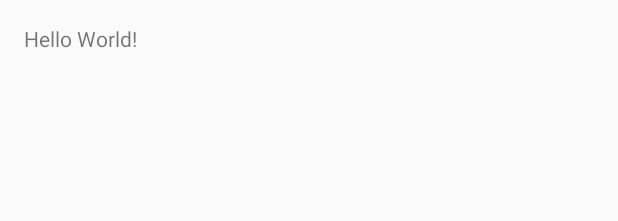
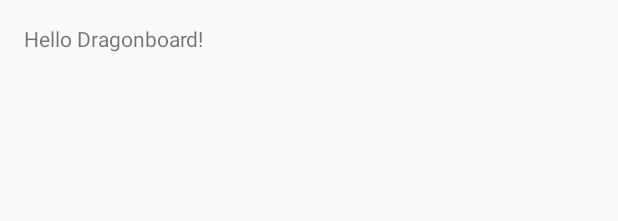
Before and after one commit to Hnakai/GitExample, an Android app: the layout activity_git_example.xml on its own in the app's theme, with its tools: preview values and no code run, on a phone screen of 412 x 824 dp. Shown: the top 221 px of the screen. Run offline under Robolectric (Android 15) with nearby library versions, the phone set to English and light mode, and no system bars.

Commit message:
Changed text

```diff
--- a/app/src/main/res/layout/activity_git_example.xml
+++ b/app/src/main/res/layout/activity_git_example.xml
@@ -1,7 +1,7 @@
 <?xml version="1.0" encoding="utf-8"?>
 <RelativeLayout xmlns:android="http://schemas.android.com/apk/res/android"
     xmlns:tools="http://schemas.android.com/tools"
-    android:layout_width="match_parent"
+    android:layout_width="wrap_content"
     android:layout_height="match_parent"
     android:paddingBottom="@dimen/activity_vertical_margin"
     android:paddingLeft="@dimen/activity_horizontal_margin"
@@ -12,5 +12,6 @@
     <TextView
         android:layout_width="wrap_content"
         android:layout_height="wrap_content"
-        android:text="Hello World!" />
+        android:text="Hello Dragonboard!"
+        android:layout_gravity="center" />
 </RelativeLayout>
--- a/app/src/main/res/values/strings.xml
+++ b/app/src/main/res/values/strings.xml
@@ -1,3 +1,3 @@
 <resources>
-    <string name="app_name">GitExample2</string>
+    <string name="app_name">GitExample</string>
 </resources>
```
